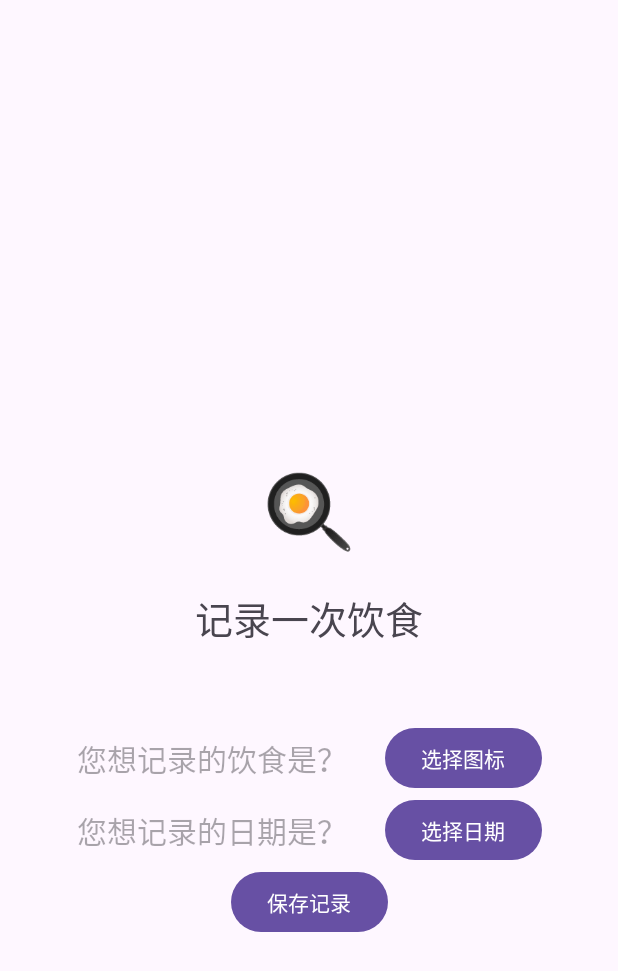
After one commit to huojieren/Health-Diary, an Android app: the AddDietRecordActivity screen opened directly, with no data from a screen before it, on a phone screen of 412 x 824 dp. The commit adds this screen. Shown: the top 971 px of the screen. Run offline under Robolectric (Android 15) with nearby library versions, the phone set to English and light mode, and no system bars.

Commit message:
feat(饮食记录添加界面): 优化饮食记录添加界面

```diff
--- a/HealthDiary/src/main/AndroidManifest.xml
+++ b/HealthDiary/src/main/AndroidManifest.xml
@@ -16,6 +16,9 @@
             android:name=".activity.AddRecordActivity"
             android:exported="false" />
         <activity
+            android:name=".activity.AddDietRecordActivity"
+            android:exported="true" />
+        <activity
             android:name=".activity.AddSleepRecordActivity"
             android:exported="true" />
         <activity
--- /dev/null
+++ b/HealthDiary/src/main/java/com/huojieren/healthdiary/activity/AddDietRecordActivity.java
@@ -0,0 +1,131 @@
+package com.huojieren.healthdiary.activity;
+
+import android.app.Activity;
+import android.app.DatePickerDialog;
+import android.app.TimePickerDialog;
+import android.content.ContentValues;
+import android.content.Intent;
+import android.os.Bundle;
+import android.util.Log;
+import android.view.View;
+import android.widget.Button;
+import android.widget.DatePicker;
+import android.widget.TextView;
+import android.widget.TimePicker;
+import android.widget.Toast;
+
+import androidx.appcompat.app.AppCompatActivity;
+
+import com.huojieren.healthdiary.R;
+import com.huojieren.healthdiary.database.HealthDatabaseHelper;
+import com.huojieren.healthdiary.model.dietRecord;
+
+import java.text.SimpleDateFormat;
+import java.util.Calendar;
+import java.util.Locale;
+
+public class AddDietRecordActivity extends AppCompatActivity implements DatePickerDialog.OnDateSetListener, TimePickerDialog.OnTimeSetListener {
+    private HealthDatabaseHelper dbHelper;
+    private dietRecord newRecord;
+    private SimpleDateFormat Format;
+    private Calendar selectedDate;
+    private TextView tv_diet_date;
+    private Button btn_diet_date;
+    private Button btn_save;
+    //    private GridView gv_food_icon;
+//    private List<String> iconList = new ArrayList<>();
+
+    @Override
+    protected void onCreate(Bundle savedInstanceState) {
+        super.onCreate(savedInstanceState);
+        setContentView(R.layout.activity_add_diet_record);
+
+        // 设置 emoji 和标题
+        TextView tv_emoji = findViewById(R.id.tv_emoji);
+        tv_emoji.setText("🍳");
+        TextView tv_title = findViewById(R.id.tv_title);
+        tv_title.setText("记录一次饮食");
+
+//        gv_food_icon = findViewById(R.id.gv_food_icon);
+        tv_diet_date = findViewById(R.id.tv_diet_date);
+        btn_diet_date = findViewById(R.id.btn_diet_date);
+        btn_save = findViewById(R.id.btn_save);
+
+        dbHelper = HealthDatabaseHelper.getInstance(this);
+        Format = new SimpleDateFormat("yyyy-MM-dd HH:mm", Locale.getDefault());
+
+        // 给 GridView 设置适配器
+//        ArrayAdapter<String> iconAdapter = new ArrayAdapter<>(
+//                this,
+//                R.layout.food_icon_item,
+//                iconList
+//        );
+//        gv_food_icon.setAdapter(iconAdapter);
+
+        selectedDate = Calendar.getInstance();
+        btn_diet_date.setOnClickListener(v -> selectDate());
+        btn_save.setOnClickListener(this::saveOnClick);
+    }
+
+    // 弹出日期和时间选择器
+    private void selectDate() {
+        DatePickerDialog datePickerDialog = new DatePickerDialog(this, this,
+                selectedDate.get(Calendar.YEAR),
+                selectedDate.get(Calendar.MONTH),
+                selectedDate.get(Calendar.DAY_OF_MONTH));
+        datePickerDialog.show();
+    }
+
+    // 日期选择器的监听器
+    @Override
+    public void onDateSet(DatePicker view, int year, int month, int dayOfMonth) {
+        selectedDate.set(Calendar.YEAR, year);
+        selectedDate.set(Calendar.MONTH, month);
+        selectedDate.set(Calendar.DAY_OF_MONTH, dayOfMonth);
+        // 弹出时间选择框
+        TimePickerDialog timePickerDialog = new TimePickerDialog(this, this,
+                selectedDate.get(Calendar.HOUR_OF_DAY), selectedDate.get(Calendar.MINUTE),
+                true);
+        timePickerDialog.show();
+    }
+
+    // 时间选择器的监听器
+    @Override
+    public void onTimeSet(TimePicker view, int hourOfDay, int minute) {
+        // 设置 sleepTime 的时间
+        selectedDate.set(Calendar.HOUR_OF_DAY, hourOfDay);
+        selectedDate.set(Calendar.MINUTE, minute);
+        // 更新显示
+        tv_diet_date.setText(Format.format(selectedDate.getTime()));
+    }
+
+    // 保存此项记录
+    private long saveRecord() {
+        String recordDate = Format.format(selectedDate.getTime());
+        Log.d("AddDietRecordActivity", "recordTime:" + recordDate);
+
+        ContentValues record = new ContentValues();
+        record.put("diet_date", recordDate);
+
+        newRecord = new dietRecord(recordDate);
+
+        Log.d("AddSleepRecordActivity", "record to add:" + record);
+        long insertReturnFlag = dbHelper.insertRecord("sleep", record);
+        Log.d("AddSleepRecordActivity", "insert return:" + insertReturnFlag);
+
+        return insertReturnFlag;
+    }
+
+    private void saveOnClick(View v) {
+        if (saveRecord() == -1) {
+            Toast.makeText(this, "保存失败", Toast.LENGTH_SHORT).show();
+        } else {
+            Toast.makeText(this, "保存成功", Toast.LENGTH_SHORT).show();
+            // 返回活动结果
+            Intent resultIntent = new Intent();
+            resultIntent.putExtra("newRecord", newRecord);
+            setResult(Activity.RESULT_OK, resultIntent);
+            finish();
+        }
+    }
+}
--- /dev/null
+++ b/HealthDiary/src/main/res/layout/activity_add_diet_record.xml
@@ -0,0 +1,116 @@
+<?xml version="1.0" encoding="utf-8"?>
+<androidx.constraintlayout.widget.ConstraintLayout xmlns:android="http://schemas.android.com/apk/res/android"
+    xmlns:app="http://schemas.android.com/apk/res-auto"
+    xmlns:tools="http://schemas.android.com/tools"
+    android:layout_width="match_parent"
+    android:layout_height="match_parent"
+    android:gravity="center"
+    android:orientation="vertical">
+
+    <TextView
+        android:id="@+id/tv_emoji"
+        android:layout_width="wrap_content"
+        android:layout_height="wrap_content"
+        android:layout_gravity="center"
+        android:layout_marginBottom="20dp"
+        android:textSize="@dimen/emoji_size"
+        app:layout_constraintBottom_toTopOf="@id/tv_title"
+        app:layout_constraintEnd_toEndOf="parent"
+        app:layout_constraintStart_toStartOf="parent"
+        tools:text="🍳" />
+
+    <TextView
+        android:id="@+id/tv_title"
+        android:layout_width="wrap_content"
+        android:layout_height="wrap_content"
+        android:gravity="center"
+        android:textSize="@dimen/title_size"
+        app:layout_constraintBottom_toBottomOf="parent"
+        app:layout_constraintEnd_toEndOf="parent"
+        app:layout_constraintStart_toStartOf="parent"
+        app:layout_constraintTop_toTopOf="parent"
+        tools:text="记录一次饮食" />
+
+    <!--    <GridView-->
+    <!--        android:id="@+id/gv_food_icon"-->
+    <!--        android:layout_width="wrap_content"-->
+    <!--        android:layout_height="0dp"-->
+    <!--        android:layout_marginTop="50dp"-->
+    <!--        android:layout_marginBottom="20dp"-->
+    <!--        android:numColumns="5"-->
+    <!--        android:padding="0dp"-->
+    <!--        android:paddingStart="40dp"-->
+    <!--        android:paddingEnd="40dp"-->
+    <!--        android:stretchMode="columnWidth"-->
+    <!--        app:layout_constraintBottom_toTopOf="@id/constraint_diet_desc"-->
+    <!--        app:layout_constraintEnd_toEndOf="parent"-->
+    <!--        app:layout_constraintStart_toStartOf="parent"-->
+    <!--        app:layout_constraintTop_toBottomOf="@id/tv_title" />-->
+
+    <androidx.constraintlayout.widget.ConstraintLayout
+        android:id="@+id/constraint_diet_desc"
+        android:layout_width="310dp"
+        android:layout_height="wrap_content"
+        android:layout_marginTop="50dp"
+        app:layout_constraintBottom_toTopOf="@id/constraint_diet_date"
+        app:layout_constraintEnd_toEndOf="parent"
+        app:layout_constraintStart_toStartOf="parent"
+        app:layout_constraintTop_toBottomOf="@id/tv_title">
+
+        <TextView
+            android:id="@+id/tv_diet_desc"
+            android:layout_width="wrap_content"
+            android:layout_height="wrap_content"
+            android:hint="@string/diet_desc_hint"
+            android:textSize="20sp"
+            app:layout_constraintBottom_toBottomOf="parent"
+            app:layout_constraintStart_toStartOf="parent"
+            app:layout_constraintTop_toTopOf="parent" />
+
+        <Button
+            android:id="@+id/btn_diet_select_icon"
+            android:layout_width="wrap_content"
+            android:layout_height="wrap_content"
+            android:text="@string/btn_select_diet_icon"
+            app:layout_constraintBottom_toBottomOf="parent"
+            app:layout_constraintEnd_toEndOf="parent"
+            app:layout_constraintTop_toTopOf="parent" />
+    </androidx.constraintlayout.widget.ConstraintLayout>
+
+    <androidx.constraintlayout.widget.ConstraintLayout
+        android:id="@+id/constraint_diet_date"
+        android:layout_width="310dp"
+        android:layout_height="wrap_content"
+        app:layout_constraintBottom_toTopOf="@id/btn_save"
+        app:layout_constraintEnd_toEndOf="parent"
+        app:layout_constraintStart_toStartOf="parent">
+
+        <TextView
+            android:id="@+id/tv_diet_date"
+            android:layout_width="wrap_content"
+            android:layout_height="wrap_content"
+            android:hint="@string/date_hint"
+            android:textSize="20sp"
+            app:layout_constraintBottom_toBottomOf="parent"
+            app:layout_constraintStart_toStartOf="parent"
+            app:layout_constraintTop_toTopOf="parent" />
+
+        <Button
+            android:id="@+id/btn_diet_date"
+            android:layout_width="wrap_content"
+            android:layout_height="wrap_content"
+            android:text="@string/select_date"
+            app:layout_constraintBottom_toBottomOf="parent"
+            app:layout_constraintEnd_toEndOf="parent"
+            app:layout_constraintTop_toTopOf="parent" />
+    </androidx.constraintlayout.widget.ConstraintLayout>
+
+    <Button
+        android:id="@+id/btn_save"
+        android:layout_width="wrap_content"
+        android:layout_height="wrap_content"
+        android:text="@string/save_record"
+        app:layout_constraintEnd_toEndOf="parent"
+        app:layout_constraintStart_toStartOf="parent"
+        app:layout_constraintTop_toTopOf="@id/constraint_diet_date" />
+</androidx.constraintlayout.widget.ConstraintLayout>
--- a/HealthDiary/src/main/res/layout/sleep_record.xml
+++ b/HealthDiary/src/main/res/layout/sleep_record.xml
@@ -2,6 +2,7 @@
 <LinearLayout xmlns:android="http://schemas.android.com/apk/res/android"
     android:layout_width="match_parent"
     android:layout_height="wrap_content"
+    android:layout_marginBottom="10dp"
     android:background="@drawable/sleep_item_border"
     android:orientation="vertical"
     android:padding="8dp">
--- a/HealthDiary/src/main/res/values/strings.xml
+++ b/HealthDiary/src/main/res/values/strings.xml
@@ -1,15 +1,22 @@
 <resources>
     <string name="app_name">Health Diary</string>
+
     <string name="diet">饮食</string>
     <string name="exercise">锻炼</string>
     <string name="sleep">作息</string>
     <string name="summary">汇总</string>
+    <string name="date_hint">您想记录的日期是？</string>
+    <string name="select_date">选择日期</string>
     <string name="enter_date">点击选择日期</string>
     <string name="save_record">保存记录</string>
-    <string name="sleep_date_hint">您想记录的日期是？</string>
-    <string name="btn_sleep_date">选择日期</string>
+
+    <!-- activity_add_sleep_record.xml -->
     <string name="sleep_start_hint">您是什么时候入睡的？</string>
     <string name="btn_sleep_start">入睡时间</string>
     <string name="sleep_end_hint">您是什么时候醒来的？</string>
     <string name="btn_sleep_end">起床时间</string>
+
+    <!-- activity_add_diet_record.xml -->
+    <string name="diet_desc_hint">您想记录的饮食是？</string>
+    <string name="btn_select_diet_icon">选择图标</string>
 </resources>
```
Also changed, not shown: HealthDiary/src/main/java/com/huojieren/healthdiary/MyApplication.java (added, +37 -0 lines), HealthDiary/src/main/java/com/huojieren/healthdiary/fragment/sleepRecordFragment.java (+1 -6 lines), HealthDiary/src/main/java/com/huojieren/healthdiary/model/dietRecord.java (added, +52 -0 lines), HealthDiary/src/main/java/com/huojieren/healthdiary/model/sleepRecord.java (+0 -10 lines), HealthDiary/src/main/res/layout/food_icon_item.xml (added, +10 -0 lines), HealthDiary/src/main/res/drawable/ic_health_diary.png (deleted).
